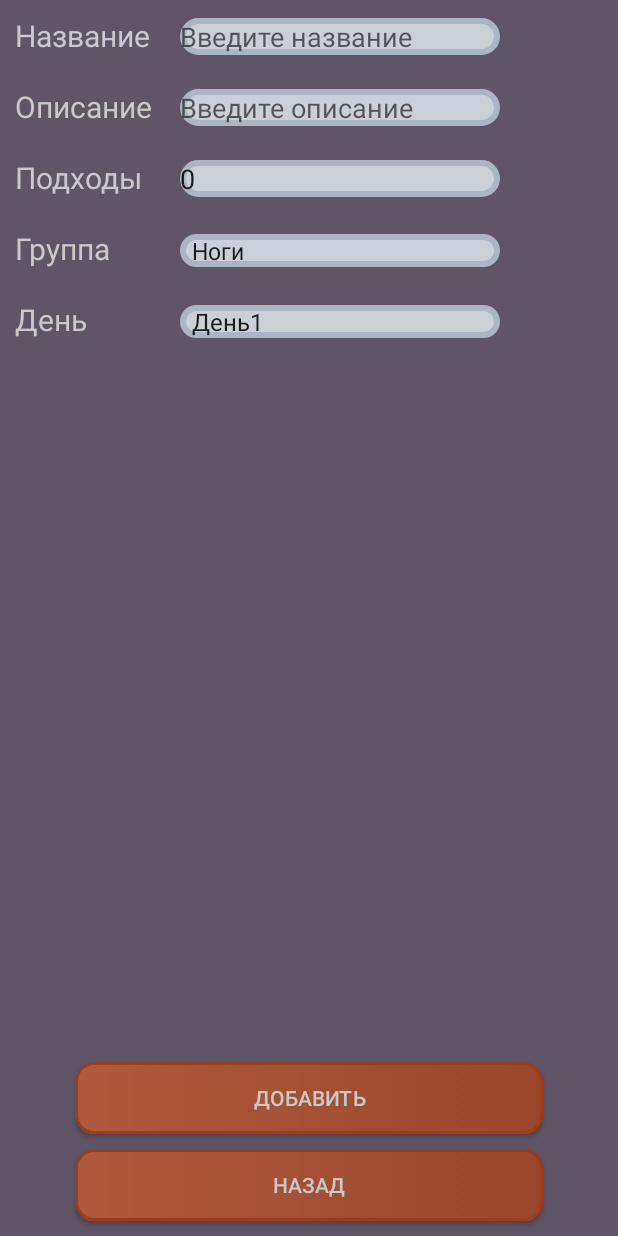
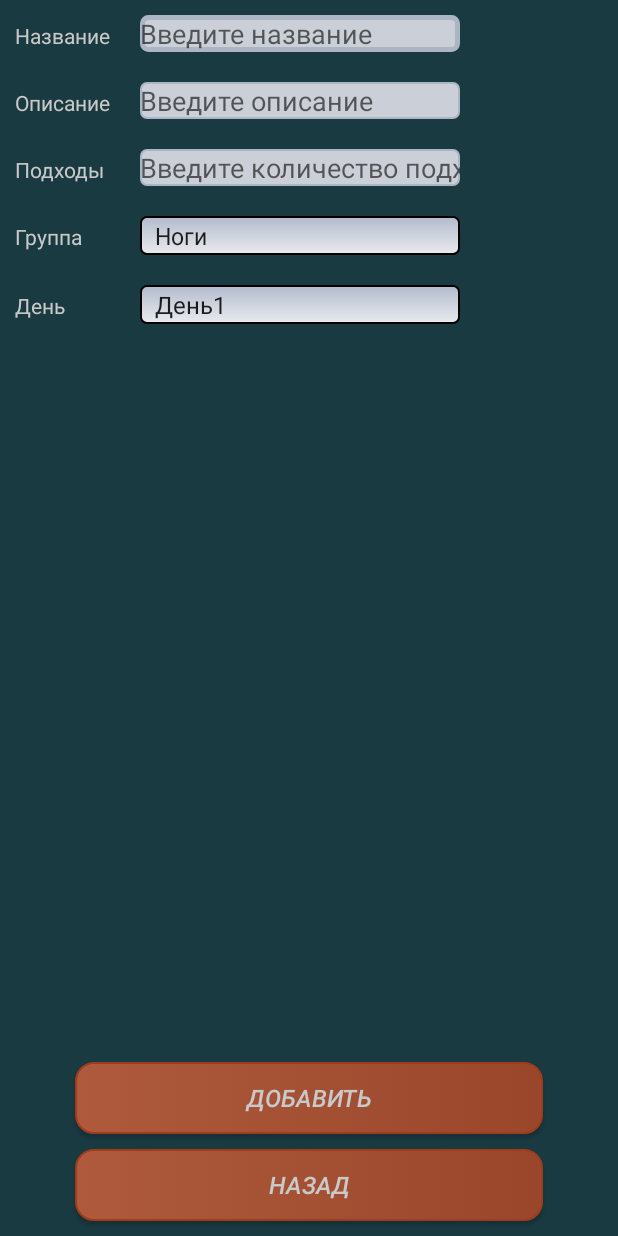
Before and after one commit to evstratov/AndroidApplication, an Android app: the screen it shows after launch (AddExercise), after a tap on "ДОБАВИТЬ УПРАЖНЕНИЯ", on a phone screen of 412 x 824 dp. Run offline under Robolectric (Android 15) with nearby library versions, the phone set to English and light mode, and no system bars.

Commit message:
Отступ между картинками, стили, шрифты ...

```diff
--- a/mobile/src/main/res/drawable/buttons.xml
+++ b/mobile/src/main/res/drawable/buttons.xml
@@ -3,21 +3,21 @@
     <item android:state_pressed="true" >
         <shape android:shape="rectangle"  >
             <corners android:radius="12dip" />
-            <stroke android:width="4dip" android:color="#9e3d1c" />
+            <stroke android:width="3dip" android:color="#9e3d1c" />
             <gradient android:angle="180" android:startColor="#99462a" android:endColor="#af5a3d" />
         </shape>
     </item>
     <item android:state_focused="true">
         <shape android:shape="rectangle"  >
             <corners android:radius="12dip" />
-            <stroke android:width="4dip" android:color="#9e3d1c" />
+            <stroke android:width="3dip" android:color="#9e3d1c" />
             <gradient android:angle="180" android:startColor="#99462a" android:endColor="#af5a3d" />
         </shape>
     </item>
     <item>
         <shape android:shape="rectangle"  >
             <corners android:radius="12dip" />
-            <stroke android:width="2dip" android:color="#9e3d1c" />
+            <stroke android:width="1dip" android:color="#9e3d1c" />
             <gradient android:angle="180" android:startColor="#99462a" android:endColor="#af5a3d" />
         </shape>
     </item>
--- a/mobile/src/main/res/drawable/fields.xml
+++ b/mobile/src/main/res/drawable/fields.xml
@@ -2,22 +2,22 @@
 <selector xmlns:android="http://schemas.android.com/apk/res/android">
     <item android:state_pressed="true" >
         <shape android:shape="rectangle"  >
-            <corners android:radius="20dip" />
-            <stroke android:width="4dip" android:color="#acb5c4" />
+            <corners android:radius="4dip" />
+            <stroke android:width="3dip" android:color="#acb5c4" />
             <solid android:color="#cbd0d8"/>
         </shape>
     </item>
     <item android:state_focused="true">
         <shape android:shape="rectangle"  >
-            <corners android:radius="20dip" />
-            <stroke android:width="4dip" android:color="#acb5c4" />
+            <corners android:radius="4dip" />
+            <stroke android:width="3dip" android:color="#acb5c4" />
             <solid android:color="#cbd0d8"/>
         </shape>
     </item>
     <item>
         <shape android:shape="rectangle"  >
-            <corners android:radius="20dip" />
-            <stroke android:width="4dip" android:color="#acb5c4" />
+            <corners android:radius="4dip" />
+            <stroke android:width="1dip" android:color="#acb5c4" />
             <solid android:color="#cbd0d8"/>
         </shape>
     </item>
--- /dev/null
+++ b/mobile/src/main/res/drawable/spinners.xml
@@ -0,0 +1,30 @@
+<?xml version="1.0" encoding="utf-8"?>
+<selector xmlns:android="http://schemas.android.com/apk/res/android">
+
+
+    <item>
+        <shape>
+            <gradient android:angle="90" android:endColor="#B3BBCC" android:startColor="#E8EBEF" android:type="linear" />
+            <stroke android:width="1dp" android:color="#000000" />
+            <corners android:radius="4dp" />
+            <padding android:bottom="2dp" android:left="2dp" android:right="2dp" android:top="2dp" />
+        </shape>
+    </item>
+    <item android:state_focused="true">
+        <shape android:shape="rectangle"  >
+            <gradient android:angle="90" android:endColor="#B3BBCC" android:startColor="#d9d9d9" android:type="linear" />
+            <stroke android:width="1dp" android:color="#d9d9d9" />
+            <corners android:radius="4dp" />
+            <padding android:bottom="2dp" android:left="2dp" android:right="2dp" android:top="2dp" />
+        </shape>
+    </item>
+    <item android:state_pressed="true">
+        <shape android:shape="rectangle"  >
+            <gradient android:angle="90" android:endColor="#B3BBCC" android:startColor="#d9d9d9" android:type="linear" />
+            <stroke android:width="1dp" android:color="#d9d9d9" />
+            <corners android:radius="4dp" />
+            <padding android:bottom="2dp" android:left="2dp" android:right="2dp" android:top="2dp" />
+        </shape>
+    </item>
+    <!--<item><bitmap android:gravity="bottom|right" android:src="@drawable/ic_launcher_foreground" /> </item>-->
+</selector>
--- a/mobile/src/main/res/layout/activity_add_exercise.xml
+++ b/mobile/src/main/res/layout/activity_add_exercise.xml
@@ -35,7 +35,7 @@
                         android:layout_width="wrap_content"
                         android:layout_height="wrap_content"
                         android:layout_marginRight="20sp"
-                        android:textSize="20sp"
+                        style="@style/SimpleText"
                         android:textColor="@color/colorText"
                         android:text="Название" />
 
@@ -60,7 +60,7 @@
                         android:layout_width="wrap_content"
                         android:layout_height="wrap_content"
                         android:layout_marginRight="10sp"
-                        android:textSize="20sp"
+                        style="@style/SimpleText"
                         android:textColor="@color/colorText"
                         android:text="Описание" />
 
@@ -84,7 +84,7 @@
                         android:layout_width="match_parent"
                         android:layout_height="wrap_content"
                         android:layout_marginRight="10sp"
-                        android:textSize="20sp"
+                        style="@style/SimpleText"
                         android:textColor="@color/colorText"
                         android:text="Подходы" />
 
@@ -95,8 +95,7 @@
                         android:background="@drawable/fields"
                         android:ems="10"
                         android:hint="Введите количество подходов"
-                        android:inputType="number"
-                        android:text="0" />
+                        android:inputType="number" />
 
                 </TableRow>
 
@@ -110,7 +109,7 @@
                         android:layout_width="wrap_content"
                         android:layout_height="wrap_content"
                         android:layout_marginRight="10sp"
-                        android:textSize="20sp"
+                        style="@style/SimpleText"
                         android:textColor="@color/colorText"
                         android:text="Группа" />
 
@@ -118,7 +117,7 @@
                         android:id="@+id/spinner_Group_id"
                         android:layout_width="match_parent"
                         android:layout_height="wrap_content"
-                        android:background="@drawable/fields"/>
+                        style="@style/Spinner" />
 
                 </TableRow>
 
@@ -132,7 +131,7 @@
                         android:layout_width="wrap_content"
                         android:layout_height="wrap_content"
                         android:layout_marginRight="10sp"
-                        android:textSize="20sp"
+                        style="@style/SimpleText"
                         android:textColor="@color/colorText"
                         android:text="День" />
 
@@ -140,7 +139,7 @@
                         android:id="@+id/spinner_Complex_id"
                         android:layout_width="match_parent"
                         android:layout_height="wrap_content"
-                        android:background="@drawable/fields"/>
+                        style="@style/Spinner"/>
 
                 </TableRow>
             </TableLayout>
@@ -154,6 +153,7 @@
             android:layout_marginBottom="10sp"
             android:layout_marginLeft="50sp"
             android:layout_marginRight="50sp"
+            style="@style/ButtonText"
             android:textColor="@color/colorText"
             android:text="Добавить" />
         <Button
@@ -164,6 +164,7 @@
             android:layout_marginRight="50sp"
             android:layout_marginBottom="10sp"
             android:background="@drawable/buttons"
+            style="@style/ButtonText"
             android:textColor="@color/colorText"
             android:text="Назад" />
     </LinearLayout>
--- a/mobile/src/main/res/layout/activity_complex.xml
+++ b/mobile/src/main/res/layout/activity_complex.xml
@@ -16,7 +16,7 @@
             android:id="@+id/complexSpinner"
             android:layout_width="match_parent"
             android:layout_height="wrap_content"
-            android:background="@drawable/fields"
+            style="@style/Spinner"
             android:layout_marginLeft="50sp"
             android:layout_marginRight="50sp"
             android:layout_marginTop="150dp" />
@@ -45,6 +45,7 @@
             android:layout_marginBottom="10sp"
             android:layout_marginLeft="50sp"
             android:layout_marginRight="50sp"
+            style="@style/ButtonText"
             android:textColor="@color/colorText"
             android:background="@drawable/buttons"
             android:text="Начать" />
@@ -56,6 +57,7 @@
             android:layout_marginRight="50sp"
             android:layout_marginBottom="10sp"
             android:background="@drawable/buttons"
+            style="@style/ButtonText"
             android:textColor="@color/colorText"
             android:text="Назад" />
     </LinearLayout>
--- a/mobile/src/main/res/layout/activity_group.xml
+++ b/mobile/src/main/res/layout/activity_group.xml
@@ -16,7 +16,7 @@
             android:id="@+id/groupSpinner"
             android:layout_width="match_parent"
             android:layout_height="wrap_content"
-            android:background="@drawable/fields"
+            style="@style/Spinner"
             android:layout_marginLeft="50sp"
             android:layout_marginRight="50sp"
             android:layout_marginTop="150dp" />
@@ -45,6 +45,7 @@
             android:layout_marginBottom="10sp"
             android:layout_marginLeft="50sp"
             android:layout_marginRight="50sp"
+            style="@style/ButtonText"
             android:textColor="@color/colorText"
             android:background="@drawable/buttons"
             android:text="Начать" />
@@ -55,6 +56,7 @@
             android:layout_marginLeft="50sp"
             android:layout_marginRight="50sp"
             android:layout_marginBottom="10sp"
+            style="@style/ButtonText"
             android:background="@drawable/buttons"
             android:textColor="@color/colorText"
             android:text="Назад" />
--- a/mobile/src/main/res/layout/activity_help.xml
+++ b/mobile/src/main/res/layout/activity_help.xml
@@ -36,8 +36,9 @@
                         android:layout_height="wrap_content"
                         android:layout_marginLeft="20sp"
                         android:layout_marginRight="20sp"
+                        android:layout_marginBottom="10sp"
                         android:textColor="@color/colorText"
-                        android:textSize="16sp" />
+                        style="@style/TitleText" />
                 </TableRow>
 
                 <TableRow
@@ -50,6 +51,7 @@
                         android:layout_height="wrap_content"
                         android:layout_marginLeft="20sp"
                         android:layout_marginRight="20sp"
+                        style="@style/SimpleText"
                         android:textColor="@color/colorText" />
                 </TableRow>
 
@@ -65,6 +67,7 @@
             android:layout_marginTop="10sp"
             android:layout_marginBottom="10sp"
             android:background="@drawable/buttons"
+            style="@style/ButtonText"
             android:textColor="@color/colorText"
             android:text="Назад" />
     </LinearLayout>
--- a/mobile/src/main/res/layout/activity_main.xml
+++ b/mobile/src/main/res/layout/activity_main.xml
@@ -20,6 +20,7 @@
             android:layout_marginLeft="50sp"
             android:layout_marginRight="50sp"
             android:layout_marginTop="300sp"
+            style="@style/ButtonText"
             android:textColor="@color/colorText"
             android:text="Комплекс" />
 
@@ -31,6 +32,7 @@
             android:layout_marginLeft="50sp"
             android:layout_marginRight="50sp"
             android:layout_marginTop="50sp"
+            style="@style/ButtonText"
             android:textColor="@color/colorText"
             android:text="Группы мышц" />
 
@@ -42,6 +44,7 @@
             android:layout_marginLeft="50sp"
             android:layout_marginRight="50sp"
             android:layout_marginTop="50sp"
+            style="@style/ButtonText"
             android:textColor="@color/colorText"
             android:text="Добавить упражнения" />
     </LinearLayout>
--- a/mobile/src/main/res/values/colors.xml
+++ b/mobile/src/main/res/values/colors.xml
@@ -3,6 +3,7 @@
     <color name="colorPrimary">#6200EE</color>
     <color name="colorPrimaryDark">#3700B3</color>
     <color name="colorAccent">#03DAC5</color>
-    <color name="colorBackground">#5f5566</color>
+    <color name="colorBackground">#1a3a42</color>
     <color name="colorText">#c9c9c9</color>
+    <color name="colorTitleText">#787878</color>
 </resources>
--- a/mobile/src/main/res/values/styles.xml
+++ b/mobile/src/main/res/values/styles.xml
@@ -8,4 +8,27 @@
         <item name="colorAccent">@color/colorAccent</item>
     </style>
 
+    <style name="SimpleText">
+        <item name="android:textSize">14sp</item>
+        <item name="fontFamily">sans-serif-smallcaps</item>
+        <item name="android:textStyle">normal</item>
+    </style>
+    <style name="ButtonText">
+        <item name="android:textSize">16sp</item>
+        <item name="fontFamily">sans-serif-smallcaps</item>
+        <item name="android:textStyle">italic</item>
+    </style>
+    <style name="TitleText">
+        <item name="android:textSize">18sp</item>
+        <item name="fontFamily">sans-serif-smallcaps</item>
+        <item name="android:textStyle">bold</item>
+    </style>
+    <style name="Spinner">
+        <item name="android:textSize">14sp</item>
+        <item name="fontFamily">sans-serif-smallcaps</item>
+        <item name="android:textStyle">normal</item>
+        <item name="android:textColor">@color/colorText</item>
+        <item name="android:background">@drawable/spinners</item>
+
+    </style>
 </resources>
```
Also changed, not shown: mobile/src/main/java/com/example/fitnesappv/Complex.java (+13 -5 lines), mobile/src/main/java/com/example/fitnesappv/ExerciseActivity.java (+21 -6 lines), mobile/src/main/java/com/example/fitnesappv/Group.java (+12 -5 lines), mobile/src/main/java/com/example/fitnesappv/Help.java (+9 -2 lines), mobile/src/main/res/drawable/tables.xml (added, +17 -0 lines), mobile/src/main/res/layout/activity_timer.xml (+19 -5 lines), mobile/src/main/assets/legs/Podtjagivanija-ili-tjaga-vertikalnogo-bloka.jpg (added), mobile/src/main/assets/legs/Tjaga-shtangi-v-naklone-ili-tjaga-T-grifa.jpg (added), mobile/src/main/assets/legs/Zhim-v-Hammere.jpg (added).
